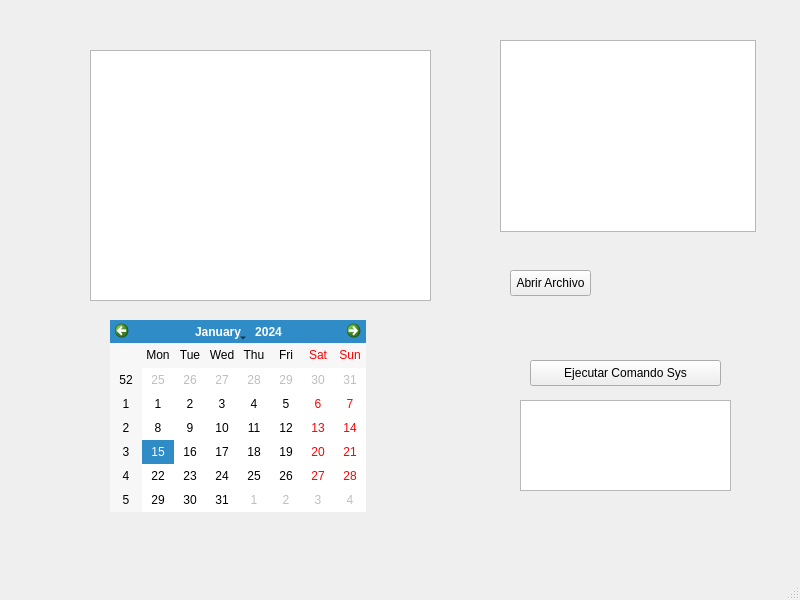
First picture: the form in interfazArchivo.ui, repository Ismael-Codes/interfaz2, before the edit.
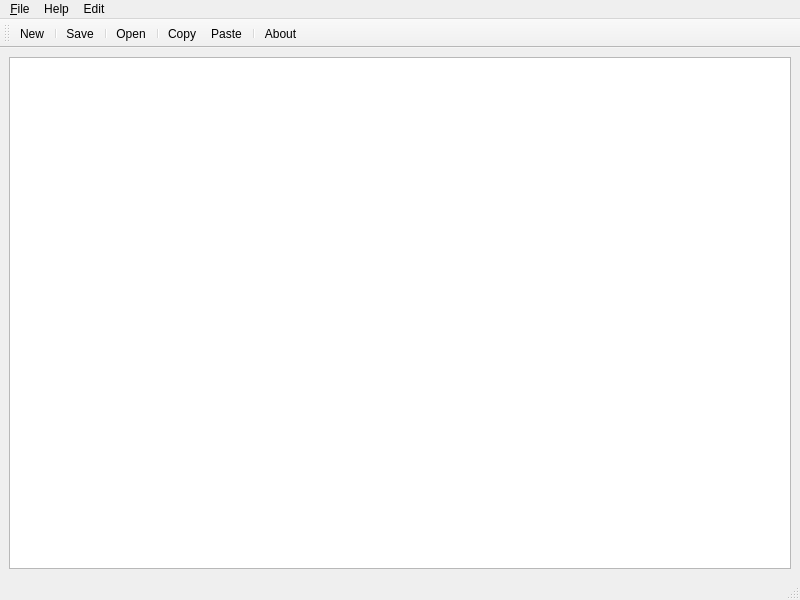
Second picture: the form after the edit. Icons and pictures are not drawn.

Commit message: Text edit tools

Diff of the .ui file:
```diff
--- a/interfazArchivo.ui
+++ b/interfazArchivo.ui
@@ -14,85 +14,11 @@
    <string>MainWindow</string>
   </property>
   <widget class="QWidget" name="centralwidget">
-   <widget class="QLabel" name="label">
-    <property name="geometry">
-     <rect>
-      <x>110</x>
-      <y>50</y>
-      <width>49</width>
-      <height>16</height>
-     </rect>
-    </property>
-    <property name="text">
-     <string>TextLabel</string>
-    </property>
-   </widget>
-   <widget class="QCalendarWidget" name="calendarWidget">
-    <property name="geometry">
-     <rect>
-      <x>110</x>
-      <y>320</y>
-      <width>256</width>
-      <height>192</height>
-     </rect>
-    </property>
-   </widget>
-   <widget class="QPlainTextEdit" name="cajaTexto">
-    <property name="geometry">
-     <rect>
-      <x>90</x>
-      <y>50</y>
-      <width>341</width>
-      <height>251</height>
-     </rect>
-    </property>
-   </widget>
-   <widget class="QPushButton" name="botonAbrir">
-    <property name="geometry">
-     <rect>
-      <x>510</x>
-      <y>270</y>
-      <width>81</width>
-      <height>26</height>
-     </rect>
-    </property>
-    <property name="text">
-     <string>Abrir Archivo</string>
-    </property>
-   </widget>
-   <widget class="QPushButton" name="botonComando">
-    <property name="geometry">
-     <rect>
-      <x>530</x>
-      <y>360</y>
-      <width>191</width>
-      <height>26</height>
-     </rect>
-    </property>
-    <property name="text">
-     <string>Ejecutar Comando Sys</string>
-    </property>
-   </widget>
-   <widget class="QPlainTextEdit" name="salidaConsola">
-    <property name="geometry">
-     <rect>
-      <x>520</x>
-      <y>400</y>
-      <width>211</width>
-      <height>91</height>
-     </rect>
-    </property>
-   </widget>
-   <widget class="QGraphicsView" name="graphicsView">
-    <property name="geometry">
-     <rect>
-      <x>500</x>
-      <y>40</y>
-      <width>256</width>
-      <height>192</height>
-     </rect>
-    </property>
-   </widget>
+   <layout class="QHBoxLayout" name="horizontalLayout">
+    <item>
+     <widget class="QPlainTextEdit" name="plainTextEdit"/>
+    </item>
+   </layout>
   </widget>
   <widget class="QMenuBar" name="menubar">
    <property name="geometry">
@@ -103,8 +29,136 @@
      <height>33</height>
     </rect>
    </property>
+   <widget class="QMenu" name="menu_File">
+    <property name="title">
+     <string>&amp;File</string>
+    </property>
+    <addaction name="action_New"/>
+    <addaction name="separator"/>
+    <addaction name="actionOpen"/>
+    <addaction name="actionOpen_recent"/>
+    <addaction name="separator"/>
+    <addaction name="actionSave"/>
+    <addaction name="separator"/>
+    <addaction name="actionExit"/>
+   </widget>
+   <widget class="QMenu" name="menuEdit">
+    <property name="title">
+     <string>Help</string>
+    </property>
+    <addaction name="actionAbout"/>
+   </widget>
+   <widget class="QMenu" name="menuEdit_2">
+    <property name="title">
+     <string>Edit</string>
+    </property>
+    <addaction name="actionCopy"/>
+    <addaction name="actionPaste"/>
+    <addaction name="actionCut"/>
+    <addaction name="separator"/>
+    <addaction name="actionFind_and_Replace"/>
+   </widget>
+   <addaction name="menu_File"/>
+   <addaction name="menuEdit"/>
+   <addaction name="menuEdit_2"/>
   </widget>
   <widget class="QStatusBar" name="statusbar"/>
+  <widget class="QToolBar" name="toolBar">
+   <property name="windowTitle">
+    <string>toolBar</string>
+   </property>
+   <attribute name="toolBarArea">
+    <enum>TopToolBarArea</enum>
+   </attribute>
+   <attribute name="toolBarBreak">
+    <bool>false</bool>
+   </attribute>
+   <addaction name="action_New"/>
+   <addaction name="separator"/>
+   <addaction name="actionSave"/>
+   <addaction name="separator"/>
+   <addaction name="actionOpen"/>
+   <addaction name="separator"/>
+   <addaction name="actionCopy"/>
+   <addaction name="actionPaste"/>
+   <addaction name="separator"/>
+   <addaction name="actionAbout"/>
+  </widget>
+  <action name="action_New">
+   <property name="icon">
+    <iconset theme="QIcon::ThemeIcon::DocumentNew"/>
+   </property>
+   <property name="text">
+    <string>&amp;New...</string>
+   </property>
+  </action>
+  <action name="actionOpen">
+   <property name="icon">
+    <iconset>
+     <normaloff>icons/file-and-folder.png</normaloff>icons/file-and-folder.png</iconset>
+   </property>
+   <property name="text">
+    <string>&amp;Open...</string>
+   </property>
+   <property name="shortcut">
+    <string>Ctrl+O</string>
+   </property>
+  </action>
+  <action name="actionOpen_recent">
+   <property name="text">
+    <string>Open recent</string>
+   </property>
+  </action>
+  <action name="actionSave">
+   <property name="icon">
+    <iconset theme="QIcon::ThemeIcon::DocumentSave"/>
+   </property>
+   <property name="text">
+    <string>Save</string>
+   </property>
+  </action>
+  <action name="actionExit">
+   <property name="text">
+    <string>Exit</string>
+   </property>
+  </action>
+  <action name="actionAbout">
+   <property name="icon">
+    <iconset theme="QIcon::ThemeIcon::HelpAbout"/>
+   </property>
+   <property name="text">
+    <string>About...</string>
+   </property>
+  </action>
+  <action name="actionCopy">
+   <property name="icon">
+    <iconset theme="QIcon::ThemeIcon::EditCopy"/>
+   </property>
+   <property name="text">
+    <string>Copy</string>
+   </property>
+  </action>
+  <action name="actionPaste">
+   <property name="icon">
+    <iconset theme="QIcon::ThemeIcon::EditPaste"/>
+   </property>
+   <property name="text">
+    <string>Paste</string>
+   </property>
+  </action>
+  <action name="actionCut">
+   <property name="icon">
+    <iconset theme="QIcon::ThemeIcon::EditCut"/>
+   </property>
+   <property name="text">
+    <string>Cut</string>
+   </property>
+  </action>
+  <action name="actionFind_and_Replace">
+   <property name="text">
+    <string>Find and Replace</string>
+   </property>
+  </action>
  </widget>
  <resources/>
  <connections/>
```
The commit also changes 3 other files.
